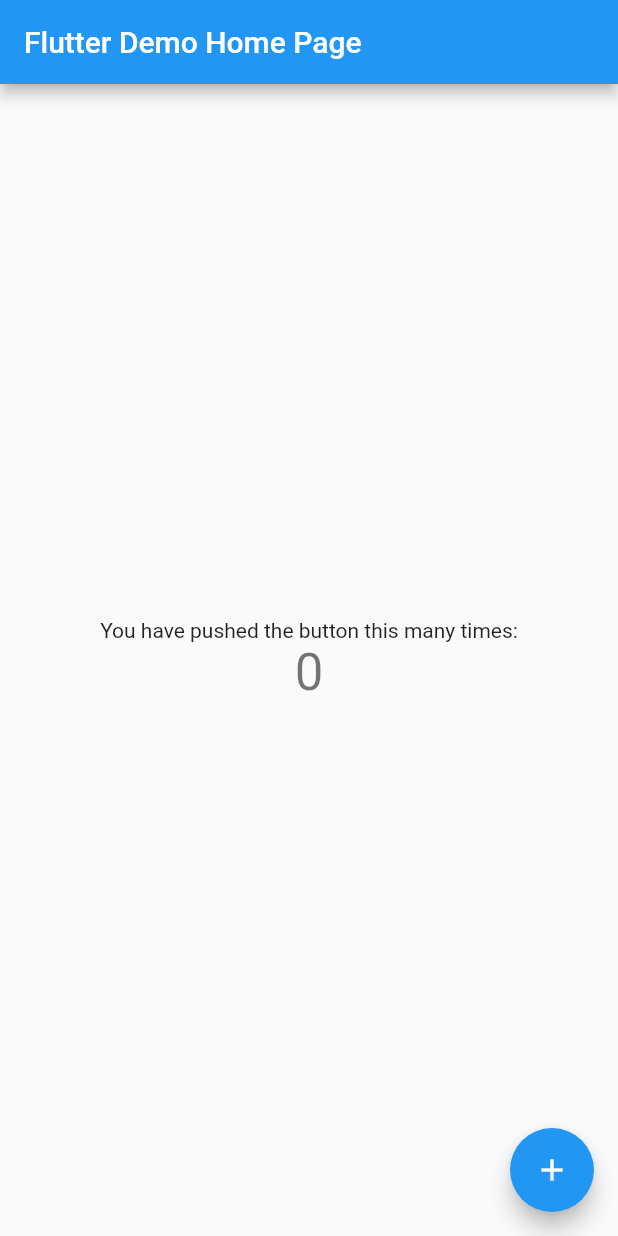
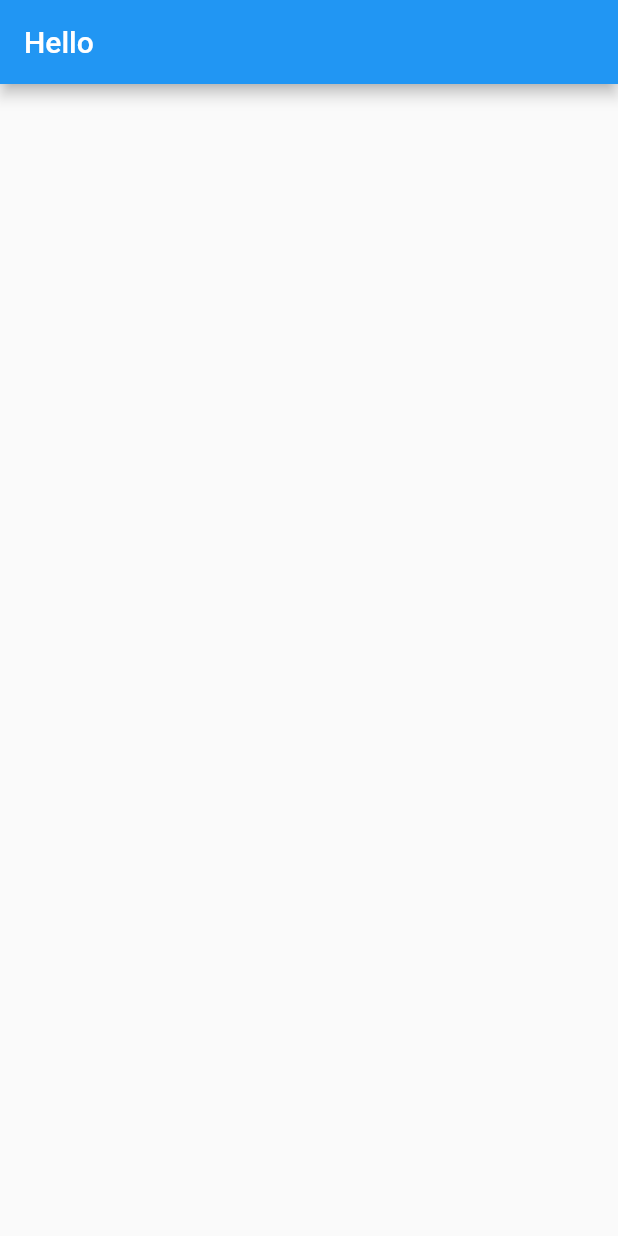
Before and after one commit to pranav-kale-01/forestapp, a Flutter app: the screen it shows after launch, on a phone screen of 412 x 824 dp. Run offline on Flutter 3.47's test engine with Material 2 defaults, Android fonts, the phone set to English and light mode, and no system bars.

Commit message:
first commit

```diff
--- a/lib/main.dart
+++ b/lib/main.dart
@@ -1,4 +1,5 @@
 import 'package:flutter/material.dart';
+import 'package:forestapp/screens/homeScreen.dart';
 
 void main() {
   runApp(const MyApp());
@@ -6,110 +7,17 @@
 
 class MyApp extends StatelessWidget {
   const MyApp({super.key});
-
-  // This widget is the root of your application.
   @override
   Widget build(BuildContext context) {
     return MaterialApp(
-      title: 'Flutter Demo',
+      debugShowCheckedModeBanner: false,
       theme: ThemeData(
-        // This is the theme of your application.
-        //
-        // Try running your application with "flutter run". You'll see the
-        // application has a blue toolbar. Then, without quitting the app, try
-        // changing the primarySwatch below to Colors.green and then invoke
-        // "hot reload" (press "r" in the console where you ran "flutter run",
-        // or simply save your changes to "hot reload" in a Flutter IDE).
-        // Notice that the counter didn't reset back to zero; the application
-        // is not restarted.
         primarySwatch: Colors.blue,
       ),
-      home: const MyHomePage(title: 'Flutter Demo Home Page'),
+      initialRoute: '/',
+      routes: {
+        '/': (context) => const HomeScreen(),
+      },
     );
   }
 }
-
-class MyHomePage extends StatefulWidget {
-  const MyHomePage({super.key, required this.title});
-
-  // This widget is the home page of your application. It is stateful, meaning
-  // that it has a State object (defined below) that contains fields that affect
-  // how it looks.
-
-  // This class is the configuration for the state. It holds the values (in this
-  // case the title) provided by the parent (in this case the App widget) and
-  // used by the build method of the State. Fields in a Widget subclass are
-  // always marked "final".
-
-  final String title;
-
-  @override
-  State<MyHomePage> createState() => _MyHomePageState();
-}
-
-class _MyHomePageState extends State<MyHomePage> {
-  int _counter = 0;
-
-  void _incrementCounter() {
-    setState(() {
-      // This call to setState tells the Flutter framework that something has
-      // changed in this State, which causes it to rerun the build method below
-      // so that the display can reflect the updated values. If we changed
-      // _counter without calling setState(), then the build method would not be
-      // called again, and so nothing would appear to happen.
-      _counter++;
-    });
-  }
-
-  @override
-  Widget build(BuildContext context) {
-    // This method is rerun every time setState is called, for instance as done
-    // by the _incrementCounter method above.
-    //
-    // The Flutter framework has been optimized to make rerunning build methods
-    // fast, so that you can just rebuild anything that needs updating rather
-    // than having to individually change instances of widgets.
-    return Scaffold(
-      appBar: AppBar(
-        // Here we take the value from the MyHomePage object that was created by
-        // the App.build method, and use it to set our appbar title.
-        title: Text(widget.title),
-      ),
-      body: Center(
-        // Center is a layout widget. It takes a single child and positions it
-        // in the middle of the parent.
-        child: Column(
-          // Column is also a layout widget. It takes a list of children and
-          // arranges them vertically. By default, it sizes itself to fit its
-          // children horizontally, and tries to be as tall as its parent.
-          //
-          // Invoke "debug painting" (press "p" in the console, choose the
-          // "Toggle Debug Paint" action from the Flutter Inspector in Android
-          // Studio, or the "Toggle Debug Paint" command in Visual Studio Code)
-          // to see the wireframe for each widget.
-          //
-          // Column has various properties to control how it sizes itself and
-          // how it positions its children. Here we use mainAxisAlignment to
-          // center the children vertically; the main axis here is the vertical
-          // axis because Columns are vertical (the cross axis would be
-          // horizontal).
-          mainAxisAlignment: MainAxisAlignment.center,
-          children: <Widget>[
-            const Text(
-              'You have pushed the button this many times:',
-            ),
-            Text(
-              '$_counter',
-              style: Theme.of(context).textTheme.headline4,
-            ),
-          ],
-        ),
-      ),
-      floatingActionButton: FloatingActionButton(
-        onPressed: _incrementCounter,
-        tooltip: 'Increment',
-        child: const Icon(Icons.add),
-      ), // This trailing comma makes auto-formatting nicer for build methods.
-    );
-  }
-}
--- /dev/null
+++ b/lib/screens/homeScreen.dart
@@ -0,0 +1,19 @@
+import 'package:flutter/material.dart';
+
+class HomeScreen extends StatefulWidget {
+  const HomeScreen({Key? key}) : super(key: key);
+
+  @override
+  State<HomeScreen> createState() => _HomeScreenState();
+}
+
+class _HomeScreenState extends State<HomeScreen> {
+  @override
+  Widget build(BuildContext context) {
+    return Scaffold(
+       appBar: AppBar(
+         title: const Text("Hello"),
+       ),
+    );
+  }
+}
```
